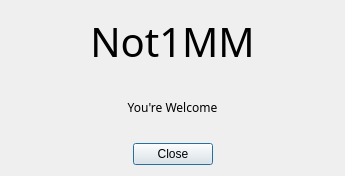
This is not1mm/data/about.ui in mbridak/not1mm as Qt 5 draws it before an edit. The edited form follows.
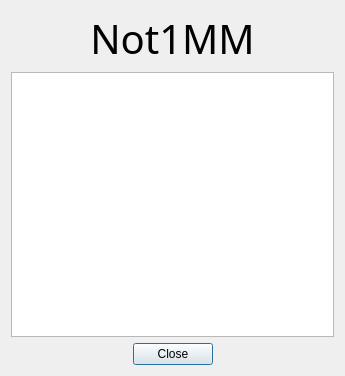
This is the edited form.

Commit message: thank you to KB3ORR for the donation!

Diff of the .ui file:
```diff
--- a/not1mm/data/about.ui
+++ b/not1mm/data/about.ui
@@ -7,7 +7,7 @@
     <x>0</x>
     <y>0</y>
     <width>345</width>
-    <height>176</height>
+    <height>376</height>
    </rect>
   </property>
   <property name="windowTitle">
@@ -33,21 +33,6 @@
      </property>
     </widget>
    </item>
-   <item row="1" column="0">
-    <widget class="QLabel" name="label_2">
-     <property name="font">
-      <font>
-       <family>JetBrains Mono</family>
-      </font>
-     </property>
-     <property name="text">
-      <string>You're Welcome</string>
-     </property>
-     <property name="alignment">
-      <set>Qt::AlignCenter</set>
-     </property>
-    </widget>
-   </item>
    <item row="2" column="0">
     <widget class="QDialogButtonBox" name="buttonBox">
      <property name="orientation">
@@ -61,6 +46,9 @@
      </property>
     </widget>
    </item>
+   <item row="1" column="0">
+    <widget class="QTextBrowser" name="donors"/>
+   </item>
   </layout>
  </widget>
  <resources/>
```
The commit also changes 1 other file.
